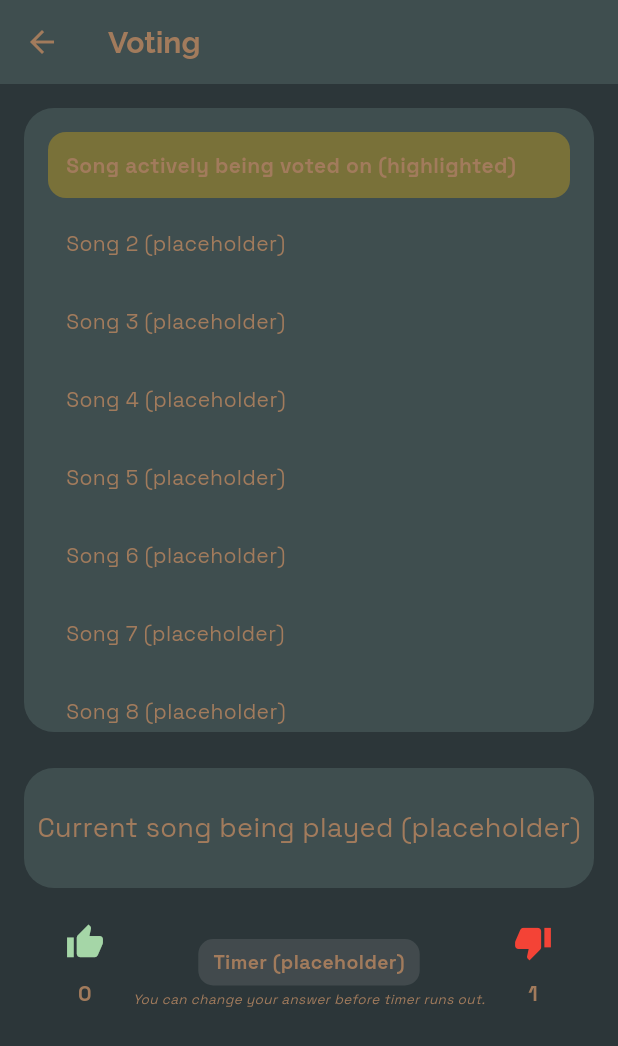
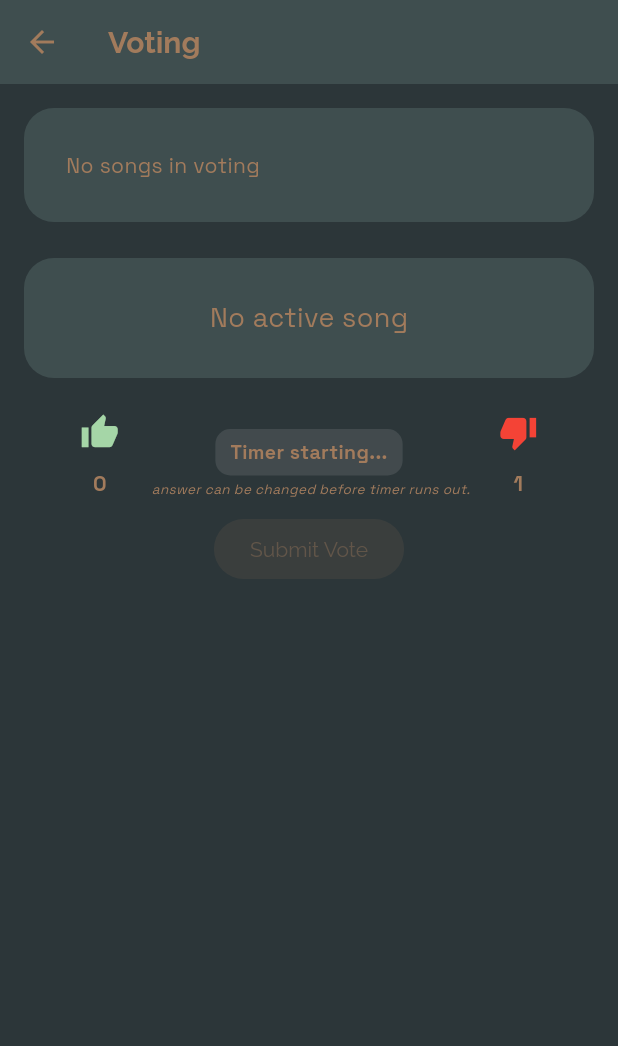
Before and after one commit to usmann56/vibzcheck, a Flutter app: the VotingScreen screen opened by its route, after a tap on the "thumb up" icon, after a tap on the "thumb down" icon, on a phone screen of 412 x 824 dp. Shown: the top 1046 px of the screen. Run offline on Flutter 3.47's test engine with Material 3 defaults, Android fonts, the light colour scheme and no system bars; our stand-ins replace audioplayers, cloud_firestore, firebase_auth, firebase_core; accounts and stored records are empty.

Commit message:
voting logic implemented

```diff
--- a/lib/screens/search_screen.dart
+++ b/lib/screens/search_screen.dart
@@ -74,7 +74,7 @@ class _SearchScreenState extends State<SearchScreen> {
         .collection('playlists')
         .doc('defaultPlaylist')
         .update({
-          "songs": FieldValue.arrayUnion([songData]),
+          "voting": FieldValue.arrayUnion([songData]),
         });
 
     ScaffoldMessenger.of(
--- a/lib/screens/voting_screen.dart
+++ b/lib/screens/voting_screen.dart
@@ -1,4 +1,7 @@
 import 'package:flutter/material.dart';
+import 'package:cloud_firestore/cloud_firestore.dart';
+import 'package:firebase_auth/firebase_auth.dart';
+import 'dart:async';
 
 class VotingScreen extends StatefulWidget {
   const VotingScreen({super.key});
@@ -11,8 +14,8 @@ class _VotingScreenState extends State<VotingScreen> {
   // Example placeholder song list
   final List<String> songs = [
     'Song actively being voted on (highlighted)',
-    'Song 2 (placeholder)',
-    'Song 3 (placeholder)',
+    'Song 2 (another song that was added after song 1- populates beaneath)',
+    'Song 3 (another song that was added after song 2- populates beaneath)',
     'Song 4 (placeholder)',
     'Song 5 (placeholder)',
     'Song 6 (placeholder)',
@@ -21,15 +24,74 @@ class _VotingScreenState extends State<VotingScreen> {
     'Song 9 (overflow)',
     'Song 10 (overflow)',
   ];
-  int upvotes = 0;
-  int downvotes = 0;
-  String? userVote; // 'up', 'down', or null
+  List<Map<String, dynamic>> votingSongs = [];
+  Map<String, dynamic> voteUserVotes = {};
+  String? userVote; // 'up', 'down', or null (derived from map)
+  int upvotes = 0; // derived
+  int downvotes = 0; // derived
+  Timestamp? voteEndAt; // Firestore stored end time for current vote
+  bool _submittedOnExpire = false;
+  Timer? _tick;
+
+  @override
+  void initState() {
+    super.initState();
+    _tick = Timer.periodic(const Duration(seconds: 1), (_) {
+      if (mounted) setState(() {});
+    });
+  }
+
+  @override
+  void dispose() {
+    _tick?.cancel();
+    super.dispose();
+  }
 
   @override
   Widget build(BuildContext context) {
     return Scaffold(
       appBar: AppBar(title: const Text('Voting')),
-      body: GestureDetector(
+      body: StreamBuilder<DocumentSnapshot<Map<String, dynamic>>>(
+        stream: FirebaseFirestore.instance
+            .collection('playlists')
+            .doc('defaultPlaylist')
+            .snapshots(),
+        builder: (context, snapshot) {
+          if (!snapshot.hasData) {
+            return const Center(child: CircularProgressIndicator());
+          }
+          final data = snapshot.data!.data() ?? {};
+          final list = (data['voting'] as List?) ?? [];
+          votingSongs = list.cast<Map<String, dynamic>>();
+          voteEndAt = data['voteEndAt'] as Timestamp?;
+          voteUserVotes =
+              (data['voteUserVotes'] as Map<String, dynamic>?) ?? {};
+
+          // Derive counts and current user's vote
+          upvotes = voteUserVotes.values.where((v) => v == 'up').length;
+          downvotes = voteUserVotes.values.where((v) => v == 'down').length;
+          final uid = FirebaseAuth.instance.currentUser?.uid;
+          userVote = uid != null ? (voteUserVotes[uid] as String?) : null;
+
+          _ensureVoteEndTime(data);
+
+          // If expired and not yet submitted, submit outcome
+          if (_isExpired() && !_submittedOnExpire && votingSongs.isNotEmpty) {
+            _submittedOnExpire = true;
+            // Defer to next frame to avoid setState during build
+            WidgetsBinding.instance.addPostFrameCallback((_) {
+              _submitVoteOutcome();
+            });
+          }
+
+          return _buildBody(context);
+        },
+      ),
+    );
+  }
+
+  Widget _buildBody(BuildContext context) {
+    return GestureDetector(
       onHorizontalDragEnd: (details) {
         if (details.primaryVelocity != null &&
             details.primaryVelocity! < -200) {
@@ -52,9 +114,18 @@ class _VotingScreenState extends State<VotingScreen> {
               child: ListView.builder(
                 padding: const EdgeInsets.all(16),
                 shrinkWrap: true,
-                  itemCount: songs.length,
+                itemCount: votingSongs.isNotEmpty ? votingSongs.length : 1,
                 itemBuilder: (context, index) {
                   final isActive = index == 0;
+                  if (votingSongs.isEmpty) {
+                    return const Padding(
+                      padding: EdgeInsets.all(12),
+                      child: Text('No songs in voting'),
+                    );
+                  }
+                  final song = votingSongs[index];
+                  final title = song['title'] as String? ?? '';
+                  final artist = song['artist'] as String? ?? '';
                   return Container(
                     padding: const EdgeInsets.all(12),
                     margin: const EdgeInsets.only(bottom: 8),
@@ -65,7 +136,7 @@ class _VotingScreenState extends State<VotingScreen> {
                       borderRadius: BorderRadius.circular(12),
                     ),
                     child: Text(
-                        songs[index],
+                      '$title – $artist',
                       style: TextStyle(
                         fontWeight: isActive
                             ? FontWeight.bold
@@ -86,9 +157,8 @@ class _VotingScreenState extends State<VotingScreen> {
                 borderRadius: BorderRadius.circular(20),
               ),
               alignment: Alignment.center,
-                child: const Text(
-                  'Current song being played (placeholder)',
-                  style: TextStyle(fontSize: 18),
+              child: _CurrentSongBanner(
+                song: votingSongs.isNotEmpty ? votingSongs.first : null,
               ),
             ),
             const SizedBox(height: 12),
@@ -107,20 +177,7 @@ class _VotingScreenState extends State<VotingScreen> {
                             ? Colors.green
                             : Colors.green[200],
                       ),
-                        onPressed: () {
-                          setState(() {
-                            if (userVote == 'up') {
-                              // Already upvoted, do nothing
-                            } else if (userVote == 'down') {
-                              downvotes = (downvotes - 1).clamp(0, 9999);
-                              upvotes++;
-                              userVote = 'up';
-                            } else {
-                              upvotes++;
-                              userVote = 'up';
-                            }
-                          });
-                        },
+                      onPressed: () => _setUserVote('up'),
                     ),
                     Text(
                       '$upvotes',
@@ -141,9 +198,9 @@ class _VotingScreenState extends State<VotingScreen> {
                         color: Colors.white10,
                         borderRadius: BorderRadius.circular(10),
                       ),
-                        child: const Text(
-                          'Timer (placeholder)',
-                          style: TextStyle(
+                      child: Text(
+                        _timerLabel(),
+                        style: const TextStyle(
                           fontSize: 13,
                           fontWeight: FontWeight.bold,
                         ),
@@ -151,7 +208,7 @@ class _VotingScreenState extends State<VotingScreen> {
                     ),
                     const SizedBox(height: 2),
                     const Text(
-                        'You can change your answer before timer runs out.',
+                      ' answer can be changed before timer runs out.',
                       style: TextStyle(
                         fontSize: 9,
                         fontStyle: FontStyle.italic,
@@ -171,20 +228,7 @@ class _VotingScreenState extends State<VotingScreen> {
                             ? Colors.red
                             : Colors.red[200],
                       ),
-                        onPressed: () {
-                          setState(() {
-                            if (userVote == 'down') {
-                              // Already downvoted, do nothing
-                            } else if (userVote == 'up') {
-                              upvotes = (upvotes - 1).clamp(0, 9999);
-                              downvotes++;
-                              userVote = 'down';
-                            } else {
-                              downvotes++;
-                              userVote = 'down';
-                            }
-                          });
-                        },
+                      onPressed: () => _setUserVote('down'),
                     ),
                     Text(
                       '$downvotes',
@@ -195,10 +239,142 @@ class _VotingScreenState extends State<VotingScreen> {
               ],
             ),
             const SizedBox(height: 10),
+            // Submit vote button: decide outcome for active song
+            ElevatedButton(
+              onPressed: votingSongs.isEmpty ? null : _submitVoteOutcome,
+              child: const Text('Submit Vote'),
+            ),
           ],
-          ),
         ),
       ),
     );
   }
+
+  void _ensureVoteEndTime(Map<String, dynamic> docData) async {
+    if (votingSongs.isEmpty) return;
+    final active = votingSongs.first;
+    final activeId = active['spotifyId'] as String?;
+    final currentId = docData['activeVoteId'] as String?;
+
+    // If no voteEndAt, or active song changed, set end to now + 30s
+    if (voteEndAt == null || currentId != activeId) {
+      final ref = FirebaseFirestore.instance
+          .collection('playlists')
+          .doc('defaultPlaylist');
+      await ref.update({
+        'activeVoteId': activeId,
+        'voteEndAt': Timestamp.fromDate(
+          DateTime.now().toUtc().add(const Duration(seconds: 30)),
+        ),
+      });
+      _submittedOnExpire = false;
     }
+  }
+
+  bool _isExpired() {
+    if (voteEndAt == null) return false;
+    final now = DateTime.now().toUtc();
+    return now.isAfter(voteEndAt!.toDate().toUtc());
+  }
+
+  String _timerLabel() {
+    if (voteEndAt == null) return 'Timer starting...';
+    final now = DateTime.now().toUtc();
+    final end = voteEndAt!.toDate().toUtc();
+    final remaining = end.difference(now);
+    final secs = remaining.inSeconds.clamp(0, 30);
+    return 'Time left: ${secs}s';
+  }
+
+  Future<void> _submitVoteOutcome() async {
+    if (votingSongs.isEmpty) return;
+    final active = votingSongs.first;
+    final ref = FirebaseFirestore.instance
+        .collection('playlists')
+        .doc('defaultPlaylist');
+
+    if ((upvotes) > (downvotes)) {
+      // Move to songs and remove from voting
+      await ref.update({
+        'songs': FieldValue.arrayUnion([active]),
+        'voting': FieldValue.arrayRemove([active]),
+        'voteUserVotes': {},
+        'activeVoteId': null,
+        'voteEndAt': null,
+      });
+    } else {
+      // Discard from voting
+      await ref.update({
+        'voting': FieldValue.arrayRemove([active]),
+        'voteUserVotes': {},
+        'activeVoteId': null,
+        'voteEndAt': null,
+      });
+    }
+    setState(() {
+      voteUserVotes = {};
+      upvotes = 0;
+      downvotes = 0;
+      userVote = null;
+    });
+  }
+
+  Future<void> _setUserVote(String vote) async {
+    final uid = FirebaseAuth.instance.currentUser?.uid;
+    if (uid == null) return;
+    final ref = FirebaseFirestore.instance
+        .collection('playlists')
+        .doc('defaultPlaylist');
+    // Update per-user vote in Firestore to persist across navigation
+    await ref.set({
+      'voteUserVotes': {uid: vote},
+    }, SetOptions(merge: true));
+  }
+}
+
+class _CurrentSongBanner extends StatelessWidget {
+  const _CurrentSongBanner({required this.song});
+
+  final Map<String, dynamic>? song;
+
+  @override
+  Widget build(BuildContext context) {
+    if (song == null) {
+      return const Text('No active song', style: TextStyle(fontSize: 18));
+    }
+    final title = song!['title'] as String? ?? '';
+    final artist = song!['artist'] as String? ?? '';
+    final albumArt = song!['albumArt'] as String? ?? '';
+
+    return Padding(
+      padding: const EdgeInsets.symmetric(horizontal: 12),
+      child: Row(
+        mainAxisAlignment: MainAxisAlignment.center,
+        children: [
+          if (albumArt.isNotEmpty)
+            Padding(
+              padding: const EdgeInsets.only(right: 12),
+              child: ClipRRect(
+                borderRadius: BorderRadius.circular(10),
+                child: Image.network(
+                  albumArt,
+                  height: 50,
+                  width: 50,
+                  fit: BoxFit.cover,
+                ),
+              ),
+            ),
+          Expanded(
+            child: Text(
+              '$title – $artist',
+              style: const TextStyle(fontSize: 18),
+              textAlign: TextAlign.center,
+              overflow: TextOverflow.ellipsis,
+              maxLines: 2,
+            ),
+          ),
+        ],
+      ),
+    );
+  }
+}
```
Also changed, not shown: pubspec.lock. Lines whose indentation alone changed are shown as unchanged.
